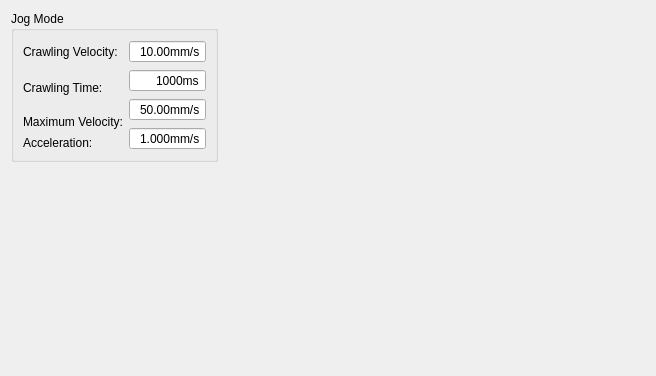
Before: the Qt Designer form source/wnd/h2jogmode.ui in ww4u/mct-t4, drawn with Qt 5.
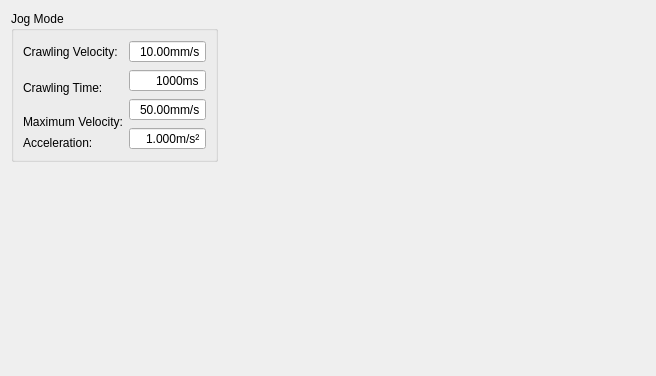
After: the same form once the commit is applied. Icons and pictures are not drawn.

```diff
--- a/source/wnd/h2jogmode.ui
+++ b/source/wnd/h2jogmode.ui
@@ -152,7 +152,7 @@
          <enum>QAbstractSpinBox::NoButtons</enum>
         </property>
         <property name="suffix">
-         <string>mm/s</string>
+         <string>m/s²</string>
         </property>
         <property name="decimals">
          <number>3</number>
```
